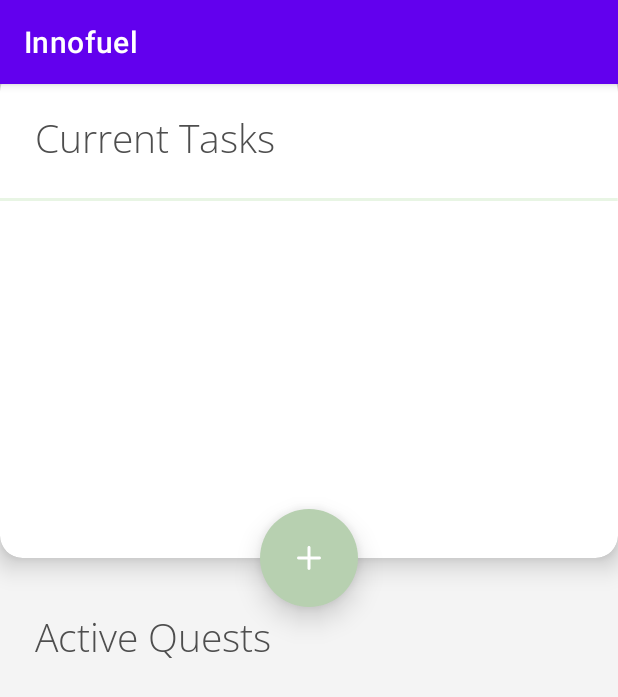
After one commit to zjayee/Study-Farm, an Android app: the QuestsActivity screen opened directly, with no data from a screen before it, on a phone screen of 412 x 824 dp. The commit adds this screen. Shown: the top 697 px of the screen. Run offline under Robolectric (Android 15) with nearby library versions, the phone set to English and light mode, and no system bars.

Commit message:
set up quests activity

```diff
--- a/app/build.gradle
+++ b/app/build.gradle
@@ -33,6 +33,8 @@
     implementation 'androidx.appcompat:appcompat:1.2.0'
     implementation 'com.google.android.material:material:1.2.1'
     implementation 'androidx.constraintlayout:constraintlayout:2.0.4'
+    implementation 'androidx.navigation:navigation-fragment:2.2.2'
+    implementation 'androidx.navigation:navigation-ui:2.2.2'
     testImplementation 'junit:junit:4.+'
     androidTestImplementation 'androidx.test.ext:junit:1.1.2'
     androidTestImplementation 'androidx.test.espresso:espresso-core:3.3.0'
--- a/app/src/main/AndroidManifest.xml
+++ b/app/src/main/AndroidManifest.xml
@@ -9,6 +9,7 @@
         android:roundIcon="@mipmap/ic_launcher_round"
         android:supportsRtl="true"
         android:theme="@style/Theme.Innofuel">
+        <activity android:name=".QuestsActivity"></activity>
         <activity android:name=".MainActivity">
             <intent-filter>
                 <action android:name="android.intent.action.MAIN" />
@@ -16,6 +17,7 @@
                 <category android:name="android.intent.category.LAUNCHER" />
             </intent-filter>
         </activity>
+
         <meta-data
             android:name="preloaded_fonts"
             android:resource="@array/preloaded_fonts" />
--- /dev/null
+++ b/app/src/main/java/com/example/innofuel/QuestsActivity.java
@@ -0,0 +1,14 @@
+package com.example.innofuel;
+
+import androidx.appcompat.app.AppCompatActivity;
+
+import android.os.Bundle;
+
+public class QuestsActivity extends AppCompatActivity {
+
+    @Override
+    protected void onCreate(Bundle savedInstanceState) {
+        super.onCreate(savedInstanceState);
+        setContentView(R.layout.activity_quests);
+    }
+}
--- /dev/null
+++ b/app/src/main/res/drawable/ic_divider.xml
@@ -0,0 +1,9 @@
+<vector xmlns:android="http://schemas.android.com/apk/res/android"
+    android:width="414dp"
+    android:height="2dp"
+    android:viewportWidth="414"
+    android:viewportHeight="2">
+  <path
+      android:pathData="M-9,0L413,0A1,1 0,0 1,414 1L414,1A1,1 0,0 1,413 2L-9,2A1,1 0,0 1,-10 1L-10,1A1,1 0,0 1,-9 0z"
+      android:fillColor="#E8F5E4"/>
+</vector>
--- /dev/null
+++ b/app/src/main/res/drawable/ic_plus.xml
@@ -0,0 +1,10 @@
+<vector xmlns:android="http://schemas.android.com/apk/res/android"
+    android:width="34dp"
+    android:height="34dp"
+    android:viewportWidth="34"
+    android:viewportHeight="34">
+  <path
+      android:pathData="M17.0001,5.6666C17.3758,5.6666 17.7361,5.8159 18.0018,6.0816C18.2675,6.3472 18.4167,6.7076 18.4167,7.0833V15.5833H26.9167C27.2924,15.5833 27.6528,15.7325 27.9185,15.9982C28.1841,16.2639 28.3334,16.6242 28.3334,17C28.3334,17.3757 28.1841,17.736 27.9185,18.0017C27.6528,18.2674 27.2924,18.4166 26.9167,18.4166H18.4167V26.9166C18.4167,27.2923 18.2675,27.6527 18.0018,27.9184C17.7361,28.184 17.3758,28.3333 17.0001,28.3333C16.6243,28.3333 16.264,28.184 15.9983,27.9184C15.7326,27.6527 15.5834,27.2923 15.5834,26.9166V18.4166H7.0834C6.7077,18.4166 6.3474,18.2674 6.0817,18.0017C5.816,17.736 5.6667,17.3757 5.6667,17C5.6667,16.6242 5.816,16.2639 6.0817,15.9982C6.3474,15.7325 6.7077,15.5833 7.0834,15.5833H15.5834V7.0833C15.5834,6.7076 15.7326,6.3472 15.9983,6.0816C16.264,5.8159 16.6243,5.6666 17.0001,5.6666Z"
+      android:fillColor="#ffffff"
+      android:fillType="evenOdd"/>
+</vector>
--- /dev/null
+++ b/app/src/main/res/layout/activity_quests.xml
@@ -0,0 +1,97 @@
+<?xml version="1.0" encoding="utf-8"?>
+<LinearLayout xmlns:android="http://schemas.android.com/apk/res/android"
+    xmlns:app="http://schemas.android.com/apk/res-auto"
+    xmlns:tools="http://schemas.android.com/tools"
+    android:layout_width="match_parent"
+    android:layout_height="match_parent"
+    android:orientation="vertical"
+    tools:context=".QuestsActivity"
+    android:background="@color/lightgreybackground"
+    >
+    <androidx.cardview.widget.CardView
+        android:layout_width="match_parent"
+        android:layout_height="0dp"
+        android:layout_weight="4.4"
+        app:layout_constraintTop_toTopOf="parent"
+        app:cardCornerRadius="15dp"
+        app:cardElevation="10dp"
+        android:layout_marginTop="-10dp"
+        >
+
+        <TextView
+            android:id="@+id/currentTaskText"
+            android:layout_width="wrap_content"
+            android:layout_height="wrap_content"
+            android:layout_marginTop="28dp"
+            android:layout_marginLeft="23dp"
+            style="@style/thin_header_26"
+            android:text="@string/current_tasks"
+            />
+
+        <ImageView
+            android:id="@+id/divider"
+            android:layout_width="match_parent"
+            android:layout_height="wrap_content"
+            app:layout_constraintTop_toBottomOf="@id/currentTaskText"
+            android:layout_marginTop="86dp"
+            android:src="@drawable/ic_divider"
+            />
+        <ScrollView
+            android:layout_width="match_parent"
+            android:layout_height="match_parent"
+            app:layout_constraintTop_toBottomOf="@id/divider"
+            android:layout_marginTop="95dp">
+            <LinearLayout
+                android:id="@+id/tasksLinearLayout"
+                android:layout_width="match_parent"
+                android:layout_height="wrap_content"
+                android:orientation="vertical"
+
+                />
+
+        </ScrollView>
+
+    </androidx.cardview.widget.CardView>
+
+    <com.google.android.material.floatingactionbutton.FloatingActionButton
+        android:layout_width="65dp"
+        android:layout_height="65dp"
+        android:layout_marginTop="-32.5dp"
+        app:elevation="11dp"
+        android:layout_gravity="center_horizontal"
+        android:backgroundTint="@color/highlightcolour"
+        app:borderWidth="0dp"
+        android:src="@drawable/ic_plus"
+        app:fabCustomSize="65dp"
+        app:tint="@color/white"
+        />
+
+    <TextView
+        android:id="@+id/activeQuestsText"
+        android:layout_width="wrap_content"
+        android:layout_height="wrap_content"
+        android:text="@string/active_quests"
+        style="@style/thin_header_26"
+        android:layout_marginTop="2dp"
+        android:layout_marginLeft="23dp"
+        />
+    <ScrollView
+        android:layout_width="match_parent"
+        android:layout_height="0dp"
+        android:layout_weight="5">
+
+        <LinearLayout
+            android:id="@+id/activeQuestsLinearLayout"
+            android:layout_width="match_parent"
+            android:layout_height="wrap_content"
+            android:orientation="vertical"
+            >
+
+
+
+        </LinearLayout>
+    </ScrollView>
+
+
+
+</LinearLayout>
--- /dev/null
+++ b/app/src/main/res/navigation/nav_graph.xml
@@ -0,0 +1,28 @@
+<?xml version="1.0" encoding="utf-8"?>
+<navigation xmlns:android="http://schemas.android.com/apk/res/android"
+    xmlns:app="http://schemas.android.com/apk/res-auto"
+    xmlns:tools="http://schemas.android.com/tools"
+    android:id="@+id/nav_graph"
+    app:startDestination="@id/FirstFragment">
+
+    <fragment
+        android:id="@+id/FirstFragment"
+        android:name="com.example.innofuel.FirstFragment"
+        android:label="@string/first_fragment_label"
+        tools:layout="@layout/fragment_first">
+
+        <action
+            android:id="@+id/action_FirstFragment_to_SecondFragment"
+            app:destination="@id/SecondFragment" />
+    </fragment>
+    <fragment
+        android:id="@+id/SecondFragment"
+        android:name="com.example.innofuel.SecondFragment"
+        android:label="@string/second_fragment_label"
+        tools:layout="@layout/fragment_second">
+
+        <action
+            android:id="@+id/action_SecondFragment_to_FirstFragment"
+            app:destination="@id/FirstFragment" />
+    </fragment>
+</navigation>
--- a/app/src/main/res/values/colors.xml
+++ b/app/src/main/res/values/colors.xml
@@ -13,5 +13,9 @@
     <color name="textlight1">#94979E</color>
 
     <color name="greycard">#E4EAE3</color>
+    <color name="lightgreybackground">#F4F4F4</color>
+
+
+    <color name="highlightcolour">#B7D0B0</color>
 
 </resources>
--- a/app/src/main/res/values/strings.xml
+++ b/app/src/main/res/values/strings.xml
@@ -1,3 +1,7 @@
 <resources>
     <string name="app_name">Innofuel</string>
+    <string name="current_tasks">Current Tasks</string>
+    <string name="active_quests">Active Quests</string>
+
+
 </resources>
--- a/app/src/main/res/values/styles.xml
+++ b/app/src/main/res/values/styles.xml
@@ -12,7 +12,7 @@
         <item name="android:textSize">16sp</item>
     </style>
 
-    <style name="thin_header_text">
+    <style name="thin_header_22">
         <item name="android:fontFamily">@font/open_sans</item>
         <item name="android:textColor">@color/textdark1</item>
         <item name="android:textSize">22sp</item>
@@ -24,5 +24,10 @@
         <item name="android:textSize">20sp</item>
     </style>
 
+    <style name="thin_header_26">
+        <item name="android:fontFamily">@font/open_sans_light</item>
+        <item name="android:textColor">@color/textdark1</item>
+        <item name="android:textSize">26sp</item>
+    </style>
 
 </resources>
--- a/app/src/main/res/values/themes.xml
+++ b/app/src/main/res/values/themes.xml
@@ -13,4 +13,13 @@
         <item name="android:statusBarColor" tools:targetApi="l">?attr/colorPrimaryVariant</item>
         <!-- Customize your theme here. -->
     </style>
+
+    <style name="Theme.Innofuel.NoActionBar">
+        <item name="windowActionBar">false</item>
+        <item name="windowNoTitle">true</item>
+    </style>
+
+    <style name="Theme.Innofuel.AppBarOverlay" parent="ThemeOverlay.AppCompat.Dark.ActionBar" />
+
+    <style name="Theme.Innofuel.PopupOverlay" parent="ThemeOverlay.AppCompat.Light" />
 </resources>
```
